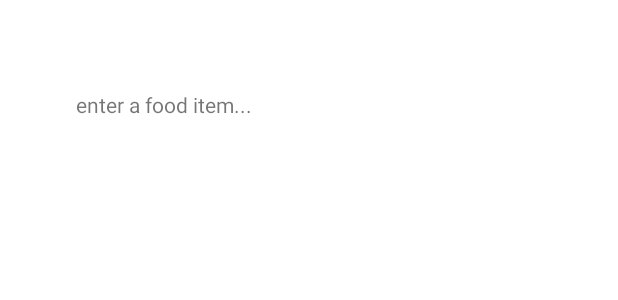
After one commit to briannawang/carbonfoodprint, an Android app: the layout search_food_items.xml on its own in the app's theme, with its tools: preview values and no code run, on a phone screen of 412 x 824 dp. The commit adds this screen. Shown: the top 300 px of the screen. Run offline under Robolectric (Android 15) with nearby library versions, the phone set to English and light mode, and no system bars.

Commit message:
search page

```diff
--- /dev/null
+++ b/app/src/main/res/layout/search_food_items.xml
@@ -0,0 +1,35 @@
+<?xml version="1.0" encoding="utf-8"?>
+<androidx.constraintlayout.widget.ConstraintLayout xmlns:android="http://schemas.android.com/apk/res/android"
+    xmlns:app="http://schemas.android.com/apk/res-auto"
+    xmlns:tools="http://schemas.android.com/tools"
+    android:layout_width="match_parent"
+    android:layout_height="match_parent"
+    android:background="@color/white">
+
+    <TextView
+        android:id="@+id/textView2"
+        android:layout_width="wrap_content"
+        android:layout_height="wrap_content"
+        android:layout_marginTop="60dp"
+        android:text="enter a food item..."
+        app:layout_constraintEnd_toEndOf="parent"
+        app:layout_constraintHorizontal_bias="0.173"
+        app:layout_constraintStart_toStartOf="parent"
+        app:layout_constraintTop_toTopOf="parent"
+        app:layout_constraintVertical_bias="0.131"
+        />
+    <!--app:layout_constraintBottom_toTopOf="@+id/searchView"-->
+
+    <!--
+    <SearchView
+        android:id="@+id/searchView"
+        android:layout_width="380dp"
+        android:layout_height="30dp"
+        android:layout_marginTop="10dp"
+        android:background="@color/mint_green"
+        app:layout_constraintEnd_toEndOf="parent"
+        app:layout_constraintHorizontal_bias="0.496"
+        app:layout_constraintStart_toStartOf="parent"
+        app:layout_constraintTop_toBottomOf="@+id/textView2" />
+    -->
+</androidx.constraintlayout.widget.ConstraintLayout>
```
Also changed, not shown: app/src/main/res/layout/activity_main.xml (+2 -22 lines), app/src/main/res/layout/opening_screen.xml (added, +39 -0 lines), app/src/main/res/layout/total_footprint_view.xml (+5 -5 lines).
